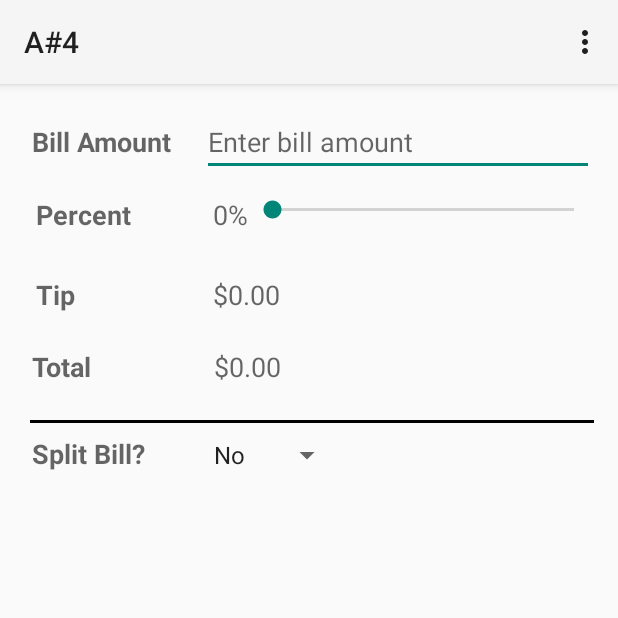
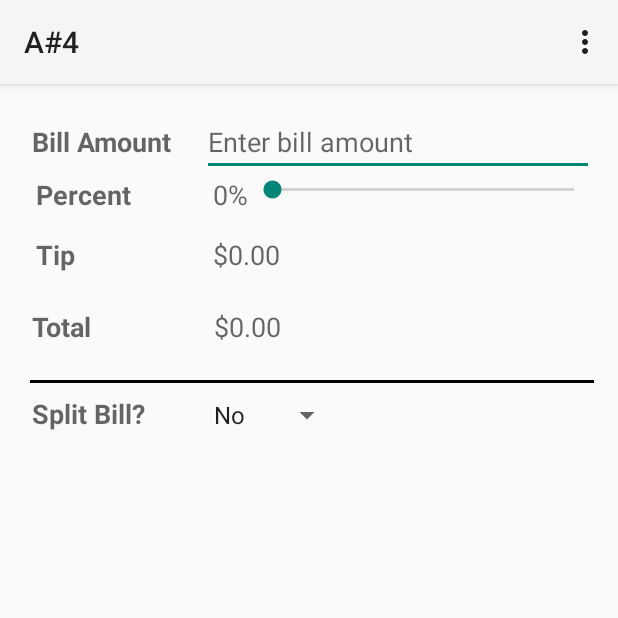
Before and after one commit to vishnuv1228/ITP-341, an Android app: the screen it shows after launch (MainActivity), on a phone screen of 412 x 824 dp, the top half of it. Run offline under Robolectric (Android 15) with nearby library versions, the phone set to English and light mode, and no system bars.

Commit message:
Implemented onStatePersistence and added a scrollview for horizontal viewing

```diff
--- a/Assignments/A#4/app/src/main/java/app/a3/ananth/venkateswaran/itp341/a4/MainActivity.java
+++ b/Assignments/A#4/app/src/main/java/app/a3/ananth/venkateswaran/itp341/a4/MainActivity.java
@@ -38,13 +38,38 @@ public class MainActivity extends Activity {
     double total = 0;
     int perPerson = 0;
 
+    public static final String BILL = " app.a3.ananth.venkateswaran.itp41.a3venkateswaranananth.bill";
+    public static final String PERCENT = " app.a3.ananth.venkateswaran.itp41.a3venkateswaranananth.percent";
+    public static final String TIP = " app.a3.ananth.venkateswaran.itp41.a3venkateswaranananth.tip";
+    public static final String TOTAL = " app.a3.ananth.venkateswaran.itp41.a3venkateswaranananth.total";
+    public static final String PERPERSON = " app.a3.ananth.venkateswaran.itp41.a3venkateswaranananth.perPerson";
 
+
+    protected void onSaveInstanceState(Bundle outState) {
+        super.onSaveInstanceState(outState);
+        outState.putInt(BILL, bill);
+        outState.putInt(PERCENT, percent);
+        outState.putDouble(TIP, tip);
+        outState.putDouble(TOTAL, total);
+        outState.putInt(PERPERSON, perPerson);
+
+    }
 
 
     @Override
     protected void onCreate(Bundle savedInstanceState) {
         super.onCreate(savedInstanceState);
         setContentView(R.layout.activity_main);
+        // Save on rotation
+        if (savedInstanceState != null)
+        {
+            bill = savedInstanceState.getInt(BILL, 0);
+            percent = savedInstanceState.getInt(PERCENT, 0);
+            tip = savedInstanceState.getInt(TIP, 0);
+            total = savedInstanceState.getInt(TOTAL, 0);
+            perPerson = savedInstanceState.getInt(PERPERSON, 0);
+        }
+
 
         // get reference to widgets
 
--- a/Assignments/A#4/app/src/main/res/layout/activity_main.xml
+++ b/Assignments/A#4/app/src/main/res/layout/activity_main.xml
@@ -5,13 +5,23 @@
     android:paddingTop="@dimen/activity_vertical_margin"
     android:paddingBottom="@dimen/activity_vertical_margin" tools:context=".MainActivity">
 
+    <ScrollView
+        android:layout_width="wrap_content"
+        android:layout_height="wrap_content"
+        android:id="@+id/scrollView"
+        android:layout_alignParentTop="true"
+        android:layout_alignParentStart="true"
+        android:layout_alignParentBottom="true"
+        android:layout_alignParentEnd="true">
+
         <LinearLayout
             android:orientation="vertical"
             android:layout_width="match_parent"
             android:layout_height="match_parent"
             android:layout_alignParentStart="true"
             android:layout_alignParentTop="true"
-        android:weightSum="1">
+            android:weightSum="1"
+            android:id="@+id/linearLayout">
 
             <LinearLayout
                 android:orientation="horizontal"
@@ -213,4 +223,5 @@
             </LinearLayout>
 
         </LinearLayout>
+    </ScrollView>
 </RelativeLayout>
```
Lines whose indentation alone changed are shown as unchanged.
